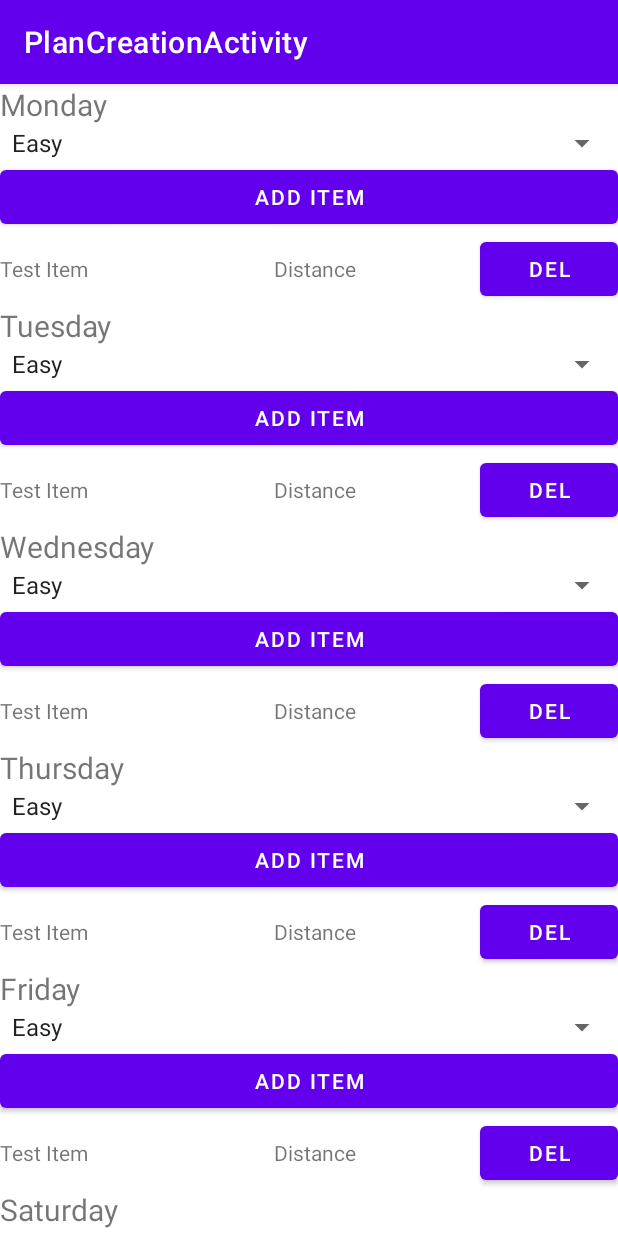
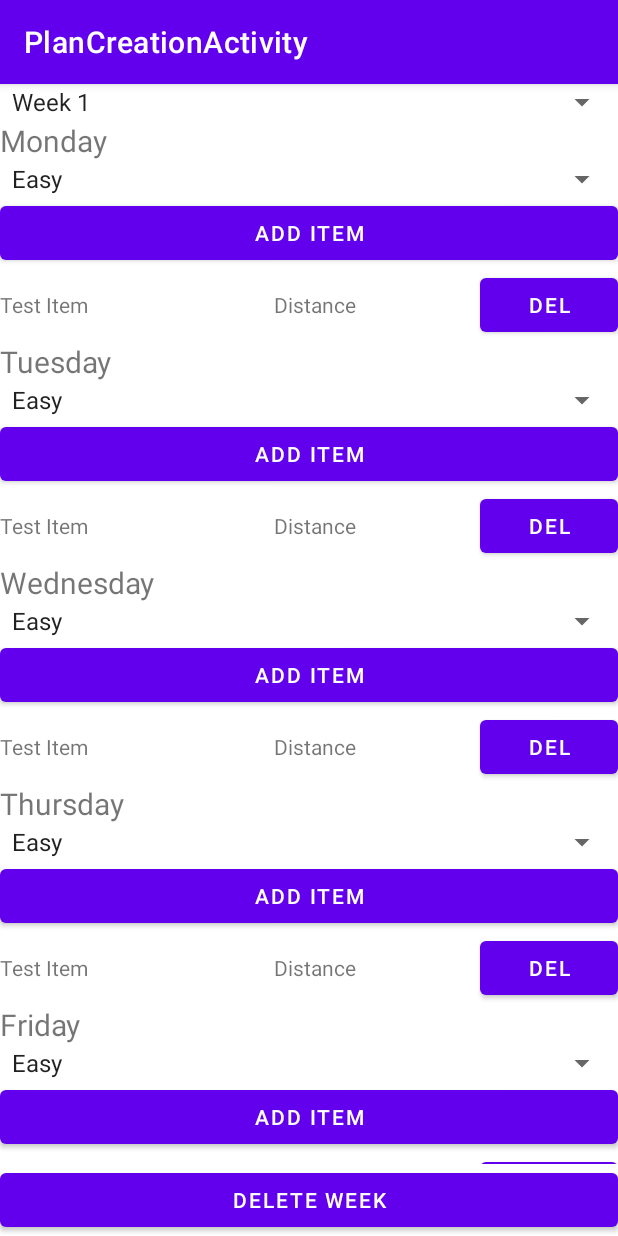
Before and after one commit to ETS-Android2/JANI, an Android app: the fragment WByWFragment placed in its activity, on a phone screen of 412 x 824 dp. Run offline under Robolectric (Android 15) with nearby library versions, the phone set to English and light mode, and no system bars.

Commit message:
Implemented Spinner for wbyw, no actual change just ui

```diff
--- a/app/src/main/java/com/sticknology/jani/ui/create/planCreation/WByWFragment.java
+++ b/app/src/main/java/com/sticknology/jani/ui/create/planCreation/WByWFragment.java
@@ -4,6 +4,10 @@ import android.os.Bundle;
 import android.view.LayoutInflater;
 import android.view.View;
 import android.view.ViewGroup;
+import android.widget.AdapterView;
+import android.widget.ArrayAdapter;
+import android.widget.Button;
+import android.widget.Spinner;
 
 import androidx.fragment.app.Fragment;
 import androidx.recyclerview.widget.LinearLayoutManager;
@@ -17,10 +21,17 @@ import com.sticknology.jani.data.TrainingWeek;
 import org.jetbrains.annotations.NotNull;
 
 import java.util.ArrayList;
+import java.util.List;
 
-public class WByWFragment extends Fragment {
+public class WByWFragment extends Fragment implements AdapterView.OnItemSelectedListener {
 
     public ArrayList<TrainingDay> mTrainingDayList;
+    public static int numWeeks = 1;
+
+    private Spinner weekSpinner;
+    private ArrayAdapter<String> dataAdapter;
+    private List<String> weeks;
+    private int newWeekIndex;
 
     public static WByWFragment newInstance(String text) {
 
@@ -50,5 +61,58 @@ public class WByWFragment extends Fragment {
         WeekByWeekRevAdapter weekByWeekRevAdapter = new WeekByWeekRevAdapter(mTrainingDayList);
         revDay.setAdapter(weekByWeekRevAdapter);
         revDay.setLayoutManager(new LinearLayoutManager(this.getContext()));
+
+        //Add Drop Down Menu For Weeks
+        weekSpinner = getView().findViewById(R.id.wbyw_spinner_week);
+        weeks = new ArrayList<String>();
+        weeks.add("Week 1");
+        weeks.add("Add Week");
+        //Is one because array starts at 0
+        newWeekIndex = 1;
+        dataAdapter = new ArrayAdapter<String>(getActivity(),
+                android.R.layout.simple_spinner_item, weeks);
+        dataAdapter.setDropDownViewResource(android.R.layout.simple_spinner_dropdown_item);
+        weekSpinner.setOnItemSelectedListener(this);
+        weekSpinner.setAdapter(dataAdapter);
+
+        //Add Listener To Delete Week
+        Button deleteWeekButton = getView().findViewById(R.id.wbyw_button_delete);
+        deleteWeekButton.setOnClickListener(new View.OnClickListener() {
+            @Override
+            public void onClick(View view) {
+                int currSelected = weekSpinner.getSelectedItemPosition();
+                weeks.remove(currSelected);
+                newWeekIndex--;
+
+                for(int i = currSelected; i < newWeekIndex; i++){
+                    weeks.set(i, "Week " + (i+1));
+                }
+
+                dataAdapter.notifyDataSetChanged();
+                if(currSelected == newWeekIndex){
+                    weekSpinner.setSelection(newWeekIndex - 1);
+                }
+                numWeeks--;
+            }
+        });
+    }
+
+    //Listener for selection of week spinner
+    //Currently only spinner addition when add week selected implemented
+    @Override
+    public void onItemSelected(AdapterView<?> adapterView, View view, int i, long l) {
+        //i is the position of the spinner, not sure what l is
+        if(i == newWeekIndex){
+            int newPos = newWeekIndex + 1;
+            weeks.add(newWeekIndex, "Week " + newPos);
+            dataAdapter.notifyDataSetChanged();
+            newWeekIndex++;
+            numWeeks++;
+        }
+    }
+
+    @Override
+    public void onNothingSelected(AdapterView<?> adapterView) {
+
     }
 }
--- a/app/src/main/java/com/sticknology/jani/ui/create/planCreation/WByWRunRevAdapter.java
+++ b/app/src/main/java/com/sticknology/jani/ui/create/planCreation/WByWRunRevAdapter.java
@@ -50,6 +50,7 @@ public class WByWRunRevAdapter extends RecyclerView.Adapter<WByWRunRevAdapter.Vi
     @Override
     public void onBindViewHolder(@NonNull @NotNull WByWRunRevAdapter.ViewHolder holder, int position) {
 
+
     }
 
     @Override
--- a/app/src/main/java/com/sticknology/jani/ui/create/planCreation/WeekByWeekRevAdapter.java
+++ b/app/src/main/java/com/sticknology/jani/ui/create/planCreation/WeekByWeekRevAdapter.java
@@ -1,6 +1,5 @@
 package com.sticknology.jani.ui.create.planCreation;
 
-import android.app.Activity;
 import android.content.Context;
 import android.view.LayoutInflater;
 import android.view.View;
@@ -14,12 +13,9 @@ import androidx.annotation.NonNull;
 import androidx.recyclerview.widget.LinearLayoutManager;
 import androidx.recyclerview.widget.RecyclerView;
 
-import com.sticknology.jani.MainActivity;
 import com.sticknology.jani.R;
-import com.sticknology.jani.data.ListCreation;
 import com.sticknology.jani.data.Run;
 import com.sticknology.jani.data.TrainingDay;
-import com.sticknology.jani.data.TrainingWeek;
 
 import org.jetbrains.annotations.NotNull;
 
@@ -35,15 +31,18 @@ public class WeekByWeekRevAdapter extends RecyclerView.Adapter<WeekByWeekRevAdap
         public RecyclerView mInternalRecyclerView;
         public TextView mDayName;
         public Button mNewItemButton;
+        public RecyclerView mRecyclerView;
 
         public ViewHolder(View itemView){
 
             super(itemView);
+
             mDayTypeSpinner = itemView.findViewById(R.id.wbyw_rev_spinner_daytype);
             mContext = itemView.getContext();
             mInternalRecyclerView = itemView.findViewById(R.id.wbyw_rev_rev);
             mDayName = itemView.findViewById(R.id.wbyw_rev_text_dayname);
             mNewItemButton = itemView.findViewById(R.id.wbyw_rev_newitem);
+            mRecyclerView = itemView.findViewById(R.id.wbyw_rev_rev);
         }
     }
 
@@ -70,6 +69,7 @@ public class WeekByWeekRevAdapter extends RecyclerView.Adapter<WeekByWeekRevAdap
     @Override
     public void onBindViewHolder(@NonNull @NotNull ViewHolder holder, int position) {
 
+        //Set Spinner for type of day
         Spinner dayType = holder.mDayTypeSpinner;
         ArrayAdapter<CharSequence> adapter = ArrayAdapter.createFromResource(holder.mContext,
                 R.array.daytype_array, android.R.layout.simple_spinner_item);
@@ -127,7 +127,6 @@ public class WeekByWeekRevAdapter extends RecyclerView.Adapter<WeekByWeekRevAdap
                         .replace(R.id.fragment_container_create, planCreateInterFragment, null)
                         .addToBackStack(null)
                         .commit();
-
             }
         });
     }
--- a/app/src/main/res/layout/fragment_wbyw.xml
+++ b/app/src/main/res/layout/fragment_wbyw.xml
@@ -1,18 +1,29 @@
 <?xml version="1.0" encoding="utf-8"?>
-<androidx.constraintlayout.widget.ConstraintLayout
+<LinearLayout
     xmlns:android="http://schemas.android.com/apk/res/android"
     android:layout_width="match_parent"
     android:layout_height="match_parent"
     xmlns:app="http://schemas.android.com/apk/res-auto"
-    android:id="@+id/wbyw_layout">
+    android:id="@+id/wbyw_layout"
+    android:orientation="vertical">
 
     <!--TODO: need to insert spinner here,
     first need to figure out how to do so programmatically -->
+    <Spinner
+        android:layout_width="match_parent"
+        android:layout_height="wrap_content"
+        android:id="@+id/wbyw_spinner_week"/>
 
     <androidx.recyclerview.widget.RecyclerView
         android:layout_width="match_parent"
-        android:layout_height="match_parent"
-        app:layout_constraintTop_toTopOf="parent"
+        android:layout_height="0dp"
+        android:layout_weight="1"
         android:id="@+id/pc_rev_dayholder"/>
 
-</androidx.constraintlayout.widget.ConstraintLayout>
+    <Button
+        android:layout_width="match_parent"
+        android:layout_height="wrap_content"
+        android:text="Delete Week"
+        android:id="@+id/wbyw_button_delete"/>
+
+</LinearLayout>
```
